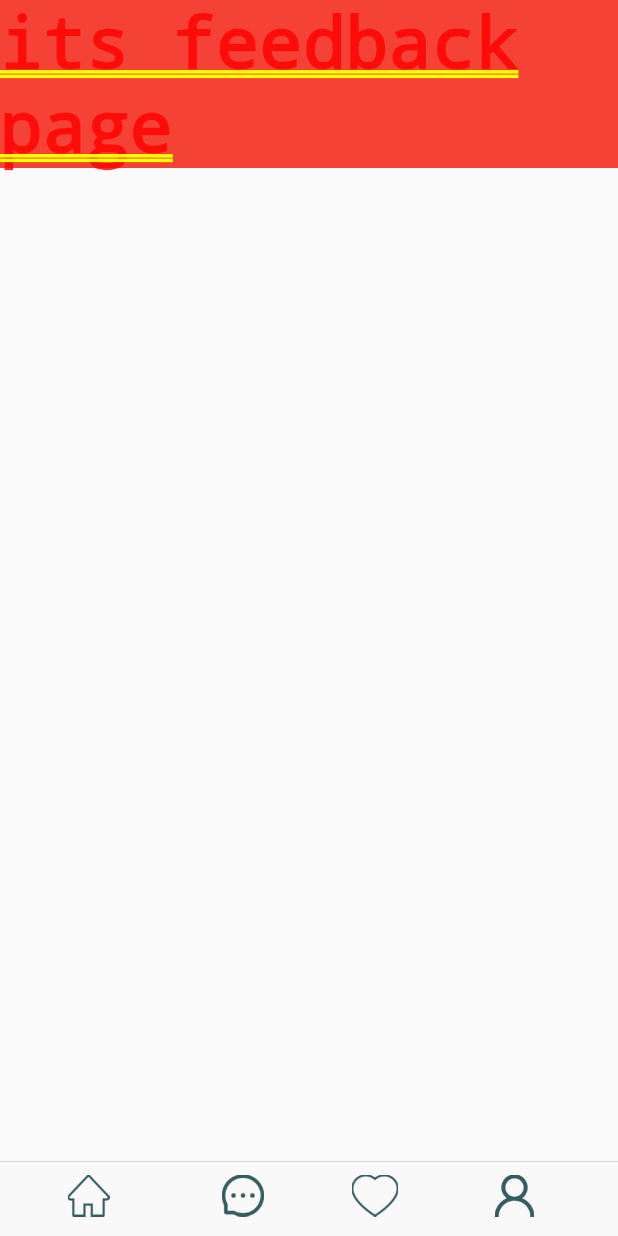
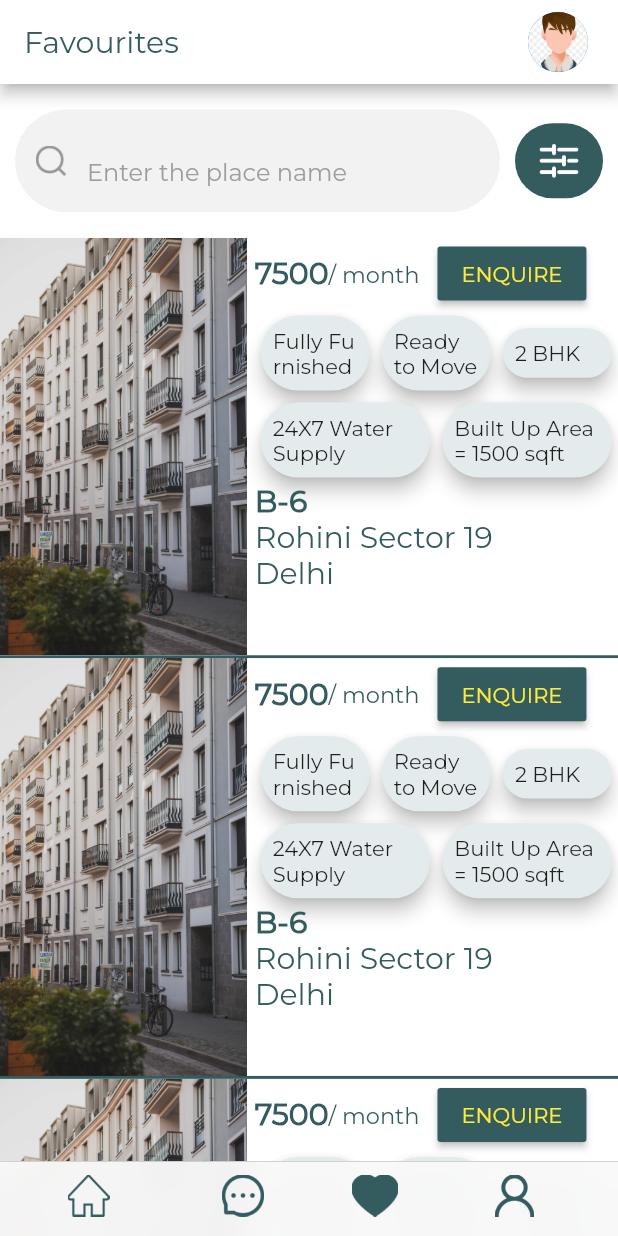
Before and after one commit to deepakkdkk/monkhood, a Flutter app: the screen it shows after launch, item 3 of the bottom bar chosen, on a phone screen of 412 x 824 dp. Run offline on Flutter 3.47's test engine with Material 2 defaults, Android fonts, the light colour scheme and no system bars; our stand-ins replace sticky_headers.

Commit message:
work on favourite page started

```diff
--- a/lib/main.dart
+++ b/lib/main.dart
@@ -3,7 +3,7 @@ import 'package:monkhood/pages/Profile_page.dart';
 import 'pages/home_page.dart';
 import 'pages/message_page.dart';
 import 'package:flutter/cupertino.dart';
-import 'pages/Feedback_page.dart';
+import 'pages/Favourite_page.dart';
 
 void main() {
   runApp(MyApp());
@@ -18,6 +18,10 @@ class _MyAppState extends State<MyApp> {
   @override
   Widget build(BuildContext context) {
     return MaterialApp(
+      theme: ThemeData(
+        primaryColor: Color(0xFF345C5F),
+        fontFamily: "Montserrat",
+      ),
       home: CupertinoTabScaffold(
           tabBar: CupertinoTabBar(
             items: [
@@ -67,7 +71,7 @@ class _MyAppState extends State<MyApp> {
                   child: Padding(
                     padding: const EdgeInsets.fromLTRB(0, 9, 15, 9),
                     child: Image(
-                      image: AssetImage('assets/feedback_unselected.png'),
+                      image: AssetImage('assets/feedback_selected.png'),
                     ),
                   ),
                 ),
@@ -122,7 +126,7 @@ class _MyAppState extends State<MyApp> {
                 return CupertinoTabView(builder: (context) {
                   return CupertinoPageScaffold(
                     resizeToAvoidBottomInset: false,
-                    child: FeedbackPage(),
+                    child: FavouritePage(),
                   );
                 });
               case 3:
--- /dev/null
+++ b/lib/pages/FavouriteFiles/enquireModel.dart
@@ -0,0 +1,41 @@
+
+class EnquireModel{
+  String photo;
+  String price;
+  String address;
+  String state;
+  EnquireModel({this.photo, this.price, this.address, this.state});
+}
+
+List<EnquireModel> enquireData = [
+ EnquireModel(
+   photo: "assets/building3.jpg",
+   price: "7500 /pm",
+   address: "B4",
+   state: "Delhi",
+ ),
+ EnquireModel(
+   photo: "assets/building3.jpg",
+   price: "7500 /pm",
+   address: "B4",
+   state: "Delhi",
+ ),
+ EnquireModel(
+   photo: "assets/building3.jpg",
+   price: "7500 /pm",
+   address: "B4",
+   state: "Delhi",
+ ),
+ EnquireModel(
+   photo: "assets/building3.jpg",
+   price: "7500 /pm",
+   address: "B4",
+   state: "Delhi",
+ ),
+ EnquireModel(
+   photo: "assets/building3.jpg",
+   price: "7500 /pm",
+   address: "B4",
+   state: "Delhi",
+ ),
+];
--- /dev/null
+++ b/lib/pages/Favourite_page.dart
@@ -0,0 +1,239 @@
+import 'package:flutter/material.dart';
+import 'package:monkhood/pages/FavouriteFiles/enquireModel.dart';
+import 'package:monkhood/pages/functions/search_bar.dart';
+import 'package:monkhood/pages/functions/build_Sheet.dart';
+
+class FavouritePage extends StatefulWidget {
+  @override
+  _FavouritePageState createState() => _FavouritePageState();
+}
+
+class _FavouritePageState extends State<FavouritePage> {
+  @override
+  Widget build(BuildContext context) {
+    return Scaffold(
+      appBar: AppBar(
+        backgroundColor: Colors.white,
+        title: Text(
+          'Favourites',
+          style: TextStyle(
+            fontFamily: "Montserrat",
+            color: Color(0xFF345C5F),
+          ),
+        ),
+        actions: [
+          Padding(
+            padding: const EdgeInsets.only(right: 20),
+            child: CircleAvatar(
+              backgroundImage: AssetImage('assets/profile_image.png'),
+            ),
+          )
+        ],
+      ),
+      body: Container(
+        child: Column(
+          children: [
+            Expanded(
+              flex: 2,
+              child: SearchBar(),
+            ),
+            Expanded(
+              flex: 13,
+              child: Container(
+                child: ListView.builder(
+                  itemCount: enquireData.length,
+                  itemBuilder: (context, i) => Column(
+                    children: [
+                      singleFavourite(),
+                    ],
+                  ),
+                ),
+              ),
+            )
+          ],
+        ),
+      ),
+    );
+  }
+}
+
+Widget singleFavourite() {
+  return Container(
+    margin: EdgeInsets.zero,
+    // color: Colors.red,
+    decoration: BoxDecoration(
+      color: Colors.white,
+    ),
+    child: Column(
+      children: [
+        Row(
+          crossAxisAlignment: CrossAxisAlignment.start,
+          children: [
+            Expanded(
+              flex: 2,
+              child: Image(
+                matchTextDirection: true,
+                image: AssetImage('assets/building3.jpg'),
+              ),
+              // child: Container(
+              //   // height: 200,
+              //   decoration: BoxDecoration(
+              //       image: DecorationImage(
+              //     image: AssetImage('assets/building3.jpg'),
+              //     fit: BoxFit.fill,
+              //   ),),
+              // child: Container(
+              //   child: Padding(
+              //     padding: const EdgeInsets.all(10.0),
+              //     child: Container(
+              //       decoration: BoxDecoration(
+              //         backgroundBlendMode: BlendMode.softLight,
+              //         color: Colors.white,
+              //         borderRadius: BorderRadius.circular(20),
+              //       ),
+              //       child: Padding(
+              //         padding: const EdgeInsets.all(10.0),
+              //         child: Image(
+              //           height: 10.0,
+              //           width: 10.0,
+              //           image: AssetImage('assets/feedback_selected.png'),
+              //         ),
+              //       ),
+              //     ),
+              //   ),
+              // ),
+              //   ),
+            ),
+            Expanded(
+              flex: 3,
+              child: Padding(
+                padding: const EdgeInsets.only(left: 5),
+                child: Column(
+                  crossAxisAlignment: CrossAxisAlignment.start,
+                  children: [
+                    Row(
+                      textBaseline: TextBaseline.alphabetic,
+                      children: [
+                        Text(
+                          '7500',
+                          style: TextStyle(
+                            color: Color(0xFF345C5F),
+                            fontSize: 20,
+                            fontFamily: "Montserrat",
+                            fontWeight: FontWeight.bold,
+                          ),
+                        ),
+                        Text(
+                          '/ month',
+                          style: TextStyle(
+                            fontSize: 15,
+                            fontFamily: "Montserrat",
+                            color: Color(0xFF345C5F),
+                          ),
+                        ),
+                        Padding(
+                          padding: const EdgeInsets.only(left: 12.0),
+                          child: RaisedButton(
+                            color: Color(0xFF345C5F),
+                            onPressed: () {},
+                            child: Text(
+                              "ENQUIRE",
+                              style: TextStyle(
+                                color: Colors.yellow,
+                              ),
+                            ),
+                          ),
+                        ),
+                      ],
+                    ),
+                    Row(
+                      children: [
+                        CardBox2('Fully Furnished'),
+                        CardBox2('Ready to Move'),
+                        CardBox2('2 BHK'),
+                      ],
+                    ),
+                    Row(
+                      children: [
+                        CardBox2('24X7 Water Supply'),
+                        CardBox2('Built Up Area = 1500 sqft'),
+                      ],
+                    ),
+                    Column(
+                      crossAxisAlignment: CrossAxisAlignment.start,
+                      children: [
+                        Text(
+                          'B-6',
+                          style: TextStyle(
+                            fontSize: 20,
+                            fontWeight: FontWeight.bold,
+                            fontFamily: "Montserrat",
+                            color: Color(0xFF345C5F),
+                          ),
+                        ),
+                        Text(
+                          'Rohini Sector 19',
+                          style: TextStyle(
+                            fontSize: 20,
+                            fontFamily: "Montserrat",
+                            color: Color(0xFF345C5F),
+                          ),
+                        ),
+                        Text(
+                          'Delhi',
+                          style: TextStyle(
+                            fontSize: 20,
+                            fontFamily: "Montserrat",
+                            color: Color(0xFF345C5F),
+                          ),
+                        ),
+                      ],
+                    )
+                  ],
+                ),
+              ),
+            ),
+          ],
+        ),
+        Divider(
+          thickness: 2.0,
+          color: Color(0xFF345C5F),
+          height: 2,
+        ),
+      ],
+    ),
+  );
+}
+
+class CardBox2 extends StatefulWidget {
+  String textTitle;
+  CardBox2(this.textTitle);
+  @override
+  _CardBox2State createState() => _CardBox2State();
+}
+
+class _CardBox2State extends State<CardBox2> {
+  @override
+  Widget build(BuildContext context) {
+    return Expanded(
+      child: GestureDetector(
+        onTap: () {
+          setState(() {
+            // _selected = !_selected;
+          });
+        },
+        child: Card(
+          color: Color(0xFFE3EBEC),
+          shape: RoundedRectangleBorder(
+            borderRadius: BorderRadius.circular(25.0),
+          ),
+          elevation: 5.0,
+          child: Padding(
+            padding: const EdgeInsets.all(8.0),
+            child: Text(widget.textTitle),
+          ),
+        ),
+      ),
+    );
+  }
+}
--- a/lib/pages/Feedback_page.dart
+++ /dev/null
@@ -1,18 +0,0 @@
-import 'package:flutter/material.dart';
-
-class FeedbackPage extends StatefulWidget {
-
-
-  @override
-  _FeedbackPageState createState() => _FeedbackPageState();
-}
-
-class _FeedbackPageState extends State<FeedbackPage> {
-  @override
-  Widget build(BuildContext context) {
-    return Container(
-      color: Colors.red,
-      child: Text('its feedback page'),
-    );
-  }
-}
--- a/lib/pages/functions/search_bar.dart
+++ b/lib/pages/functions/search_bar.dart
@@ -18,6 +18,8 @@ class _SearchBarState extends State<SearchBar> {
             child: Padding(
               padding: const EdgeInsets.fromLTRB(10, 17, 10, 17),
               child: TextField(
+                textAlign: TextAlign.start,
+                textAlignVertical: TextAlignVertical(y: 1),
                 decoration: InputDecoration(
                   filled: true,
                   fillColor: Color(0xFFF2F2F2),
```
Also changed, not shown: lib/pages/MessagesFiles/all_screen_page.dart (+6 -3 lines), lib/pages/MessagesFiles/callModels.dart (added, +75 -0 lines), lib/pages/MessagesFiles/calls_screen_page.dart (added, +107 -0 lines), lib/pages/message_page.dart (+22 -3 lines), assets/feedback_unselected.png (deleted), assets/missed_call.png (added), assets/phone_call.png (added).
